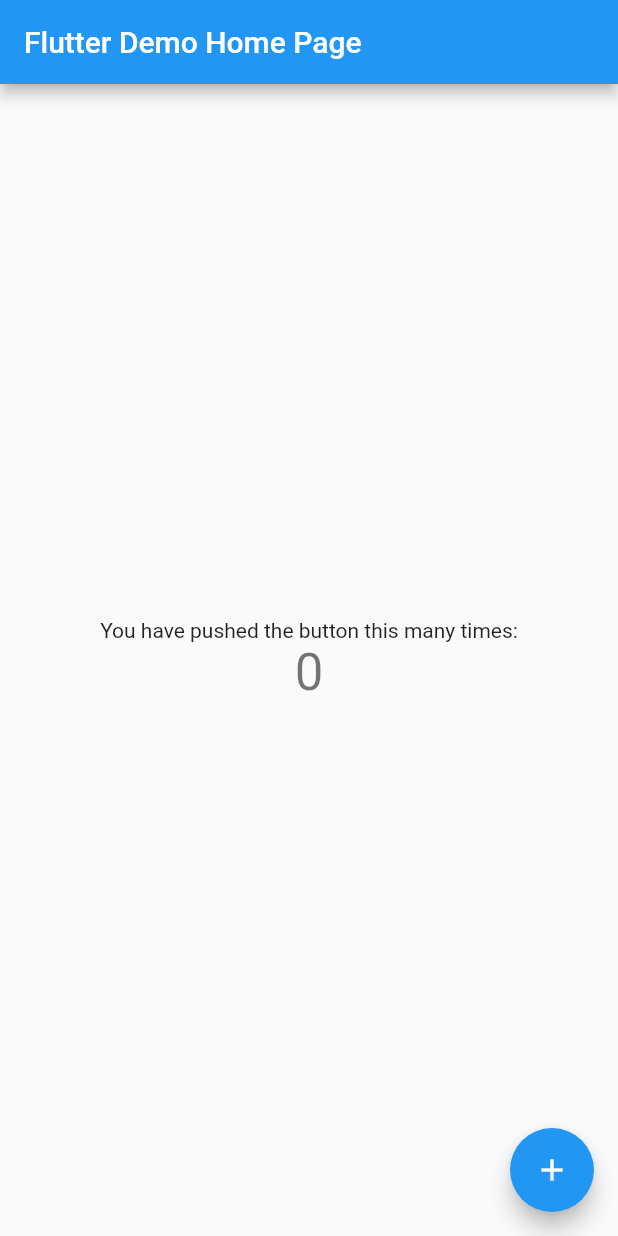
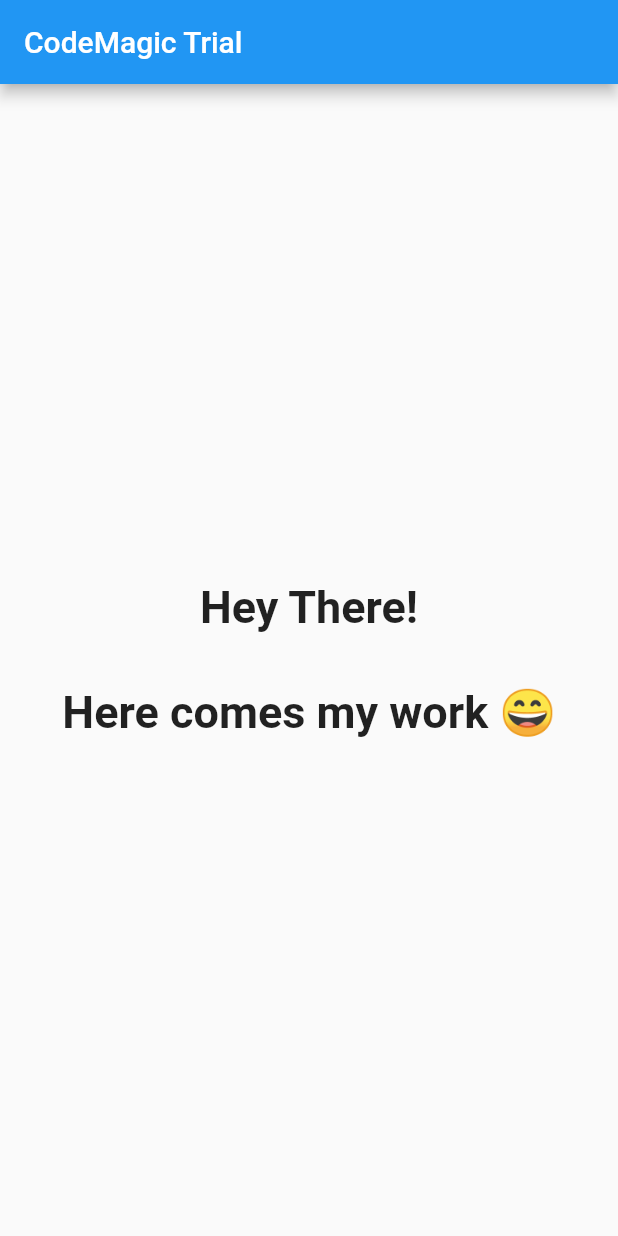
Before and after one commit to codekeyz/codemagic_trial, a Flutter app: the screen it shows after launch, on a phone screen of 412 x 824 dp. Run offline on Flutter 3.47's test engine with Material 2 defaults, Android fonts, the phone set to English and light mode, and no system bars.

Commit message:
minor changes on home page

```diff
--- a/lib/main.dart
+++ b/lib/main.dart
@@ -13,7 +13,7 @@ class MyApp extends StatelessWidget {
         primarySwatch: Colors.blue,
         visualDensity: VisualDensity.adaptivePlatformDensity,
       ),
-      home: MyHomePage(title: 'Flutter Demo Home Page'),
+      home: MyHomePage(title: 'CodeMagic Trial'),
     );
   }
 }
@@ -28,41 +28,30 @@ class MyHomePage extends StatefulWidget {
 }
 
 class _MyHomePageState extends State<MyHomePage> {
-  int _counter = 0;
-
-  void _incrementCounter() {
-    setState(() {
-      _counter++;
-    });
-  }
-
   @override
   Widget build(BuildContext context) {
     return Scaffold(
       appBar: AppBar(
-        // Here we take the value from the MyHomePage object that was created by
-        // the App.build method, and use it to set our appbar title.
         title: Text(widget.title),
       ),
       body: Center(
         child: Column(
           mainAxisAlignment: MainAxisAlignment.center,
           children: <Widget>[
-            Text(
-              'You have pushed the button this many times:',
-            ),
-            Text(
-              '$_counter',
-              style: Theme.of(context).textTheme.headline4,
+            Padding(
+              padding: const EdgeInsets.all(16.0),
+              child: Text(
+                'Hey There!\n\nHere comes my work 😄',
+                style: TextStyle(
+                  fontWeight: FontWeight.bold,
+                  fontSize: 30,
+                ),
+                textAlign: TextAlign.center,
+              ),
             ),
           ],
         ),
       ),
-      floatingActionButton: FloatingActionButton(
-        onPressed: _incrementCounter,
-        tooltip: 'Increment',
-        child: Icon(Icons.add),
-      ),
     );
   }
 }
```
